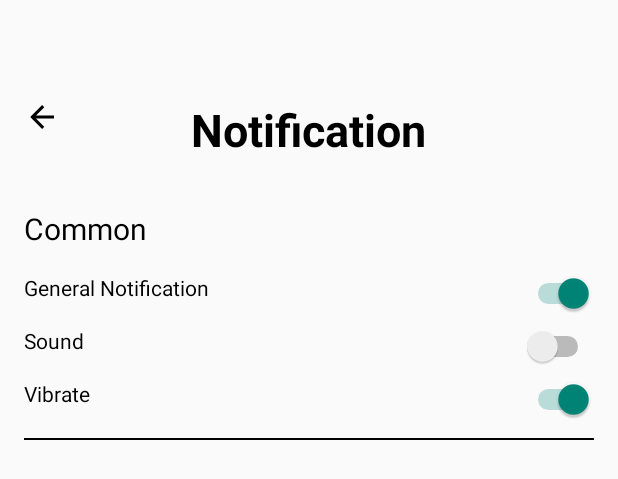
After one commit to andreasrs00/WallEt, an Android app built with Jetpack Compose: the layout activity_notification_page.xml on its own in the app's theme, with its tools: preview values and no code run, on a phone screen of 412 x 824 dp. The commit adds this screen. Shown: the top 479 px of the screen. Run offline under Robolectric (Android 15) with nearby library versions, the phone set to English and light mode, and no system bars.

Commit message:
notificationPage

```diff
--- a/app/src/main/java/com/example/wallet/profile.kt
+++ b/app/src/main/java/com/example/wallet/notificationPage.kt
@@ -6,11 +6,11 @@ import androidx.appcompat.app.AppCompatActivity
 import androidx.core.view.ViewCompat
 import androidx.core.view.WindowInsetsCompat
 
-class profile : AppCompatActivity() {
+class notificationPage : AppCompatActivity() {
     override fun onCreate(savedInstanceState: Bundle?) {
         super.onCreate(savedInstanceState)
         enableEdgeToEdge()
-        setContentView(R.layout.activity_profile)
+        setContentView(R.layout.activity_notification_page)
         ViewCompat.setOnApplyWindowInsetsListener(findViewById(R.id.main)) { v, insets ->
             val systemBars = insets.getInsets(WindowInsetsCompat.Type.systemBars())
             v.setPadding(systemBars.left, systemBars.top, systemBars.right, systemBars.bottom)
--- /dev/null
+++ b/app/src/main/res/layout/activity_notification_page.xml
@@ -0,0 +1,129 @@
+<?xml version="1.0" encoding="utf-8"?>
+<androidx.constraintlayout.widget.ConstraintLayout xmlns:android="http://schemas.android.com/apk/res/android"
+    xmlns:app="http://schemas.android.com/apk/res-auto"
+    xmlns:tools="http://schemas.android.com/tools"
+    android:id="@+id/main"
+    android:layout_width="match_parent"
+    android:layout_height="match_parent"
+    tools:context=".notificationPage">
+
+    <androidx.constraintlayout.widget.Guideline
+        android:id="@+id/top_guideline"
+        android:layout_width="wrap_content"
+        android:layout_height="wrap_content"
+        android:orientation="horizontal"
+        app:layout_constraintGuide_begin="50dp" />
+
+    <RelativeLayout
+        android:id="@+id/containeratas"
+        android:layout_width="match_parent"
+        android:layout_height="wrap_content"
+        app:layout_constraintStart_toStartOf="parent"
+        app:layout_constraintEnd_toEndOf="parent"
+        app:layout_constraintTop_toBottomOf="@id/top_guideline"
+        android:padding="16dp">
+
+        <ImageView
+            android:id="@+id/backArrow"
+            android:layout_width="24dp"
+            android:layout_height="24dp"
+            android:src="@drawable/arrow_back_icon"
+            android:layout_alignParentStart="true"
+            android:contentDescription="Back Arrow" />
+
+        <TextView
+            android:id="@+id/title"
+            android:layout_width="wrap_content"
+            android:layout_height="wrap_content"
+            android:layout_centerInParent="true"
+            android:text="Notification"
+            android:textColor="@color/primary"
+            android:textSize="30sp"
+            android:textStyle="bold" />
+    </RelativeLayout>
+
+    <RelativeLayout
+        android:id="@+id/containerbawah"
+        android:layout_width="match_parent"
+        android:layout_height="wrap_content"
+        app:layout_constraintStart_toStartOf="parent"
+        app:layout_constraintEnd_toEndOf="parent"
+        android:padding="16dp"
+        app:layout_constraintTop_toBottomOf="@id/containeratas">
+
+        <TextView
+            android:id="@+id/tv_common"
+            android:layout_width="wrap_content"
+            android:layout_height="wrap_content"
+            android:text="Common"
+            android:textColor="@color/primary"
+            android:textSize="20sp"
+            />
+
+        <TextView
+            android:id="@+id/tv_gennotif"
+            android:layout_width="wrap_content"
+            android:layout_height="wrap_content"
+            android:text="General Notification"
+            android:textColor="@color/primary"
+            android:textSize="14sp"
+            android:layout_marginTop="16dp"
+            android:layout_below="@id/tv_common" />
+
+        <Switch
+            android:id="@+id/switch_gennotif"
+            android:layout_width="wrap_content"
+            android:layout_height="wrap_content"
+            android:layout_alignParentEnd="true"
+            android:layout_alignTop="@id/tv_gennotif"
+            android:checked="true"
+            tools:ignore="UseSwitchCompatOrMaterialXml" />
+
+        <TextView
+            android:id="@+id/tv_sound"
+            android:layout_width="wrap_content"
+            android:layout_height="wrap_content"
+            android:text="Sound"
+            android:textColor="@color/primary"
+            android:textSize="14sp"
+            android:layout_marginTop="16dp"
+            android:layout_below="@id/tv_gennotif" />
+
+        <Switch
+            android:id="@+id/switch_sound"
+            android:layout_width="wrap_content"
+            android:layout_height="wrap_content"
+            android:layout_alignParentEnd="true"
+            android:layout_alignTop="@id/tv_sound"
+            android:checked="false"
+            tools:ignore="UseSwitchCompatOrMaterialXml" />
+
+        <TextView
+            android:id="@+id/tv_vibrate"
+            android:layout_width="wrap_content"
+            android:layout_height="wrap_content"
+            android:text="Vibrate"
+            android:textColor="@color/primary"
+            android:textSize="14sp"
+            android:layout_marginTop="16dp"
+            android:layout_below="@id/tv_sound" />
+
+        <Switch
+            android:id="@+id/switch_vibrate"
+            android:layout_width="wrap_content"
+            android:layout_height="wrap_content"
+            android:layout_alignParentEnd="true"
+            android:layout_alignTop="@id/tv_vibrate"
+            android:checked="true"
+            tools:ignore="UseSwitchCompatOrMaterialXml" />
+
+        <View
+            android:id="@+id/divider_line"
+            android:layout_width="match_parent"
+            android:layout_height="1dp"
+            android:background="@color/primary"
+            android:layout_below="@id/tv_vibrate"
+            android:layout_marginTop="20dp" />
+
+    </RelativeLayout>
+</androidx.constraintlayout.widget.ConstraintLayout>
```
Also changed, not shown: app/src/main/AndroidManifest.xml (+19 -9 lines), app/src/main/res/drawable/border.xml (+0 -8 lines), app/src/main/res/layout/activity_editprofile_page.xml (+44 -29 lines), app/src/main/res/layout/activity_profile.xml (deleted, +0 -69 lines).
